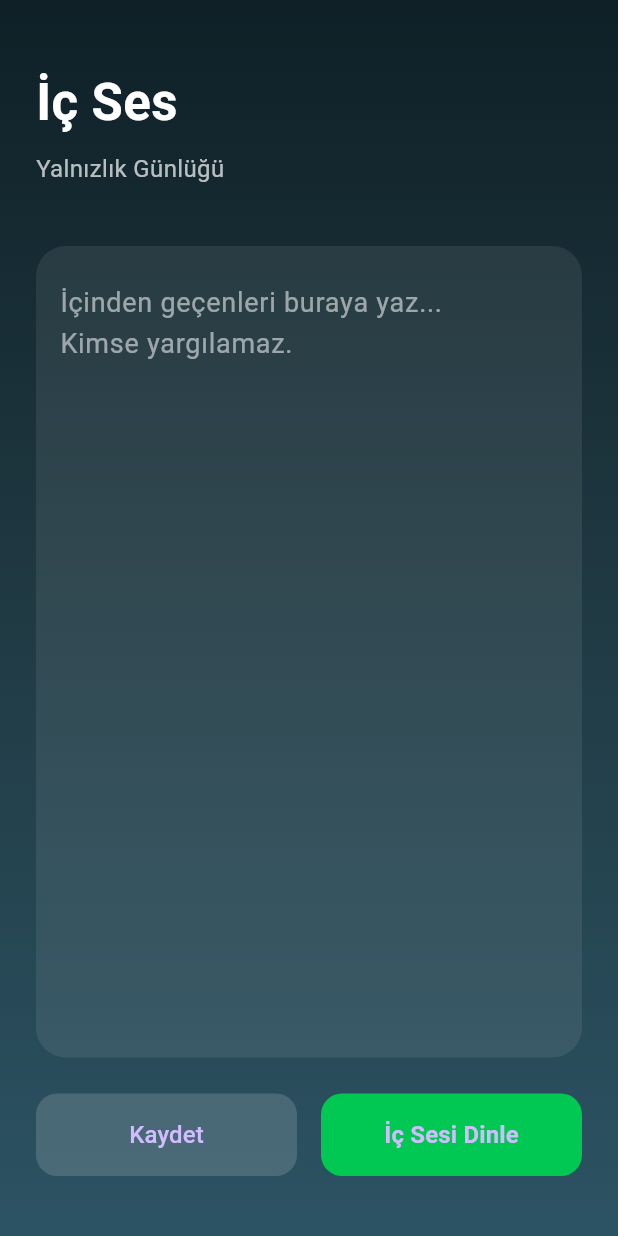
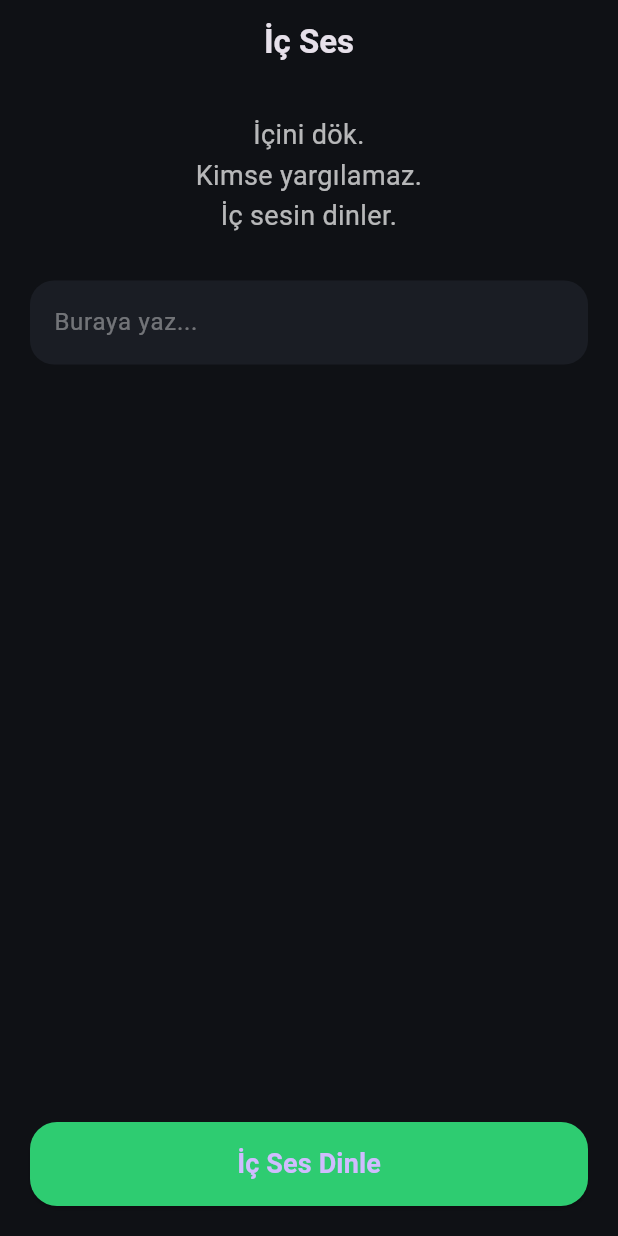
Before and after one commit to kssdurmus-creator/ic-ses-yalnizlik-gunlugu, a Flutter app: the screen it shows after launch, on a phone screen of 412 x 824 dp. Run offline on Flutter 3.47's test engine with Material 3 defaults, Android fonts, the phone set to English and light mode, and no system bars; our stand-ins replace flutter_tts, speech_to_text.

Commit message:
Update main.dart

```diff
--- a/lib/main.dart
+++ b/lib/main.dart
@@ -1,3 +1,4 @@
+import 'package:flutter/material.dart';
 import 'package:flutter_tts/flutter_tts.dart';
 
 void main() {
@@ -11,131 +12,107 @@ class IcSesApp extends StatelessWidget {
   Widget build(BuildContext context) {
     return MaterialApp(
       debugShowCheckedModeBanner: false,
-      title: 'İç Ses – Yalnızlık Günlüğü',
+      title: 'İç Ses',
       theme: ThemeData(
+        brightness: Brightness.dark,
+        scaffoldBackgroundColor: const Color(0xFF0F1115),
         fontFamily: 'Roboto',
-        brightness: Brightness.dark,
       ),
-      home: const HomePage(),
+      home: const HomeScreen(),
     );
   }
 }
 
-class HomePage extends StatelessWidget {
-  const HomePage({super.key});
+class HomeScreen extends StatefulWidget {
+  const HomeScreen({super.key});
+
+  @override
+  State<HomeScreen> createState() => _HomeScreenState();
+}
+
+class _HomeScreenState extends State<HomeScreen> {
+  final FlutterTts _tts = FlutterTts();
+  final TextEditingController _controller = TextEditingController();
+
+  @override
+  void initState() {
+    super.initState();
+    _tts.setLanguage("tr-TR");
+    _tts.setSpeechRate(0.45);
+    _tts.setPitch(1.0);
+  }
+
+  Future<void> speak(String text) async {
+    if (text.isNotEmpty) {
+      await _tts.stop();
+      await _tts.speak(text);
+    }
+  }
 
   @override
   Widget build(BuildContext context) {
     return Scaffold(
-      body: Container(
-        width: double.infinity,
-        height: double.infinity,
-        decoration: const BoxDecoration(
-          gradient: LinearGradient(
-            begin: Alignment.topCenter,
-            end: Alignment.bottomCenter,
-            colors: [
-              Color(0xFF0F2027),
-              Color(0xFF203A43),
-              Color(0xFF2C5364),
-            ],
+      appBar: AppBar(
+        backgroundColor: Colors.transparent,
+        elevation: 0,
+        title: const Text(
+          'İç Ses',
+          style: TextStyle(
+            fontSize: 22,
+            fontWeight: FontWeight.w600,
           ),
         ),
-        child: SafeArea(
-          child: Padding(
-            padding: const EdgeInsets.all(24),
+        centerTitle: true,
+      ),
+      body: Padding(
+        padding: const EdgeInsets.all(20),
         child: Column(
-              crossAxisAlignment: CrossAxisAlignment.start,
           children: [
-                const SizedBox(height: 20),
-
-                /// BAŞLIK
             const Text(
-                  "İç Ses",
+              'İçini dök.\nKimse yargılamaz.\nİç sesin dinler.',
+              textAlign: TextAlign.center,
               style: TextStyle(
-                    fontSize: 34,
-                    fontWeight: FontWeight.bold,
-                    color: Colors.white,
-                  ),
-                ),
-
-                const SizedBox(height: 8),
-
-                /// ALT BAŞLIK
-                const Text(
-                  "Yalnızlık Günlüğü",
-                  style: TextStyle(
-                    fontSize: 16,
+                fontSize: 18,
+                height: 1.5,
                 color: Colors.white70,
               ),
             ),
-
-                const SizedBox(height: 40),
-
-                /// YAZI ALANI
+            const SizedBox(height: 30),
             Expanded(
-                  child: Container(
-                    padding: const EdgeInsets.all(16),
-                    decoration: BoxDecoration(
-                      color: Colors.white.withOpacity(0.08),
-                      borderRadius: BorderRadius.circular(20),
-                    ),
-                    child: const TextField(
+              child: TextField(
+                controller: _controller,
                 maxLines: null,
-                      expands: true,
-                      style: TextStyle(
-                        fontSize: 18,
-                        color: Colors.white,
-                      ),
+                style: const TextStyle(fontSize: 16),
                 decoration: InputDecoration(
-                        border: InputBorder.none,
-                        hintText: "İçinden geçenleri buraya yaz...\nKimse yargılamaz.",
-                        hintStyle: TextStyle(
-                          color: Colors.white54,
+                  hintText: 'Buraya yaz...',
+                  hintStyle: const TextStyle(color: Colors.white38),
+                  filled: true,
+                  fillColor: const Color(0xFF1A1D24),
+                  border: OutlineInputBorder(
+                    borderRadius: BorderRadius.circular(16),
+                    borderSide: BorderSide.none,
                   ),
                 ),
               ),
             ),
-                ),
-
-                const SizedBox(height: 24),
-
-                /// BUTONLAR
-                Row(
-                  children: [
-                    Expanded(
+            const SizedBox(height: 20),
+            SizedBox(
+              width: double.infinity,
+              height: 56,
               child: ElevatedButton(
-                        onPressed: () {},
                 style: ElevatedButton.styleFrom(
-                          backgroundColor: Colors.white.withOpacity(0.15),
-                          elevation: 0,
-                          padding: const EdgeInsets.symmetric(vertical: 16),
+                  backgroundColor: const Color(0xFF2ECC71),
                   shape: RoundedRectangleBorder(
-                            borderRadius: BorderRadius.circular(14),
+                    borderRadius: BorderRadius.circular(18),
                   ),
                 ),
+                onPressed: () {
+                  speak(_controller.text);
+                },
                 child: const Text(
-                          "Kaydet",
-                          style: TextStyle(fontSize: 16),
-                        ),
-                      ),
-                    ),
-                    const SizedBox(width: 16),
-                    Expanded(
-                      child: ElevatedButton(
-                        onPressed: () {},
-                        style: ElevatedButton.styleFrom(
-                          backgroundColor: const Color(0xFF00C853),
-                          elevation: 0,
-                          padding: const EdgeInsets.symmetric(vertical: 16),
-                          shape: RoundedRectangleBorder(
-                            borderRadius: BorderRadius.circular(14),
-                          ),
-                        ),
-                        child: const Text(
-                          "İç Sesi Dinle",
+                  'İç Ses Dinle',
                   style: TextStyle(
-                            fontSize: 16,
+                    fontSize: 18,
                     fontWeight: FontWeight.bold,
                   ),
                 ),
@@ -143,12 +120,6 @@ class HomePage extends StatelessWidget {
             ),
           ],
         ),
-
-                const SizedBox(height: 16),
-              ],
-            ),
-          ),
-        ),
       ),
     );
   }
```
Lines whose indentation alone changed are shown as unchanged.
